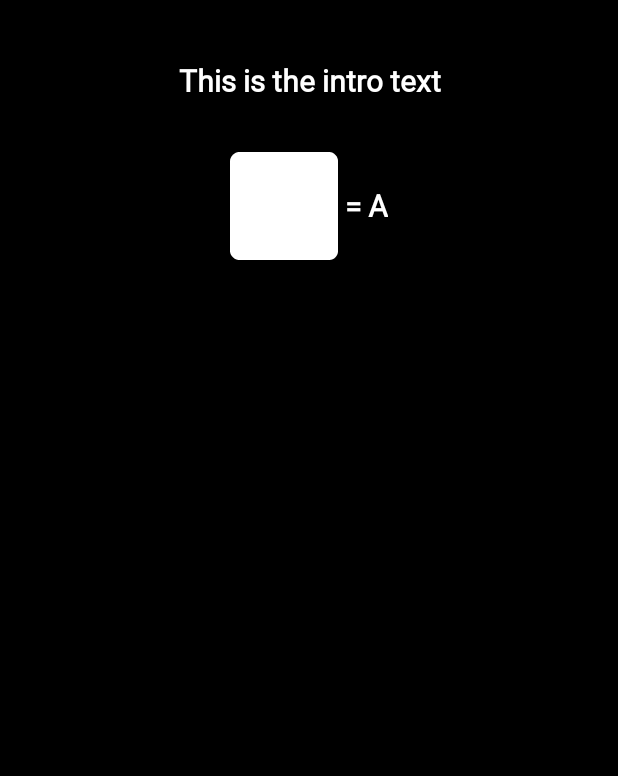
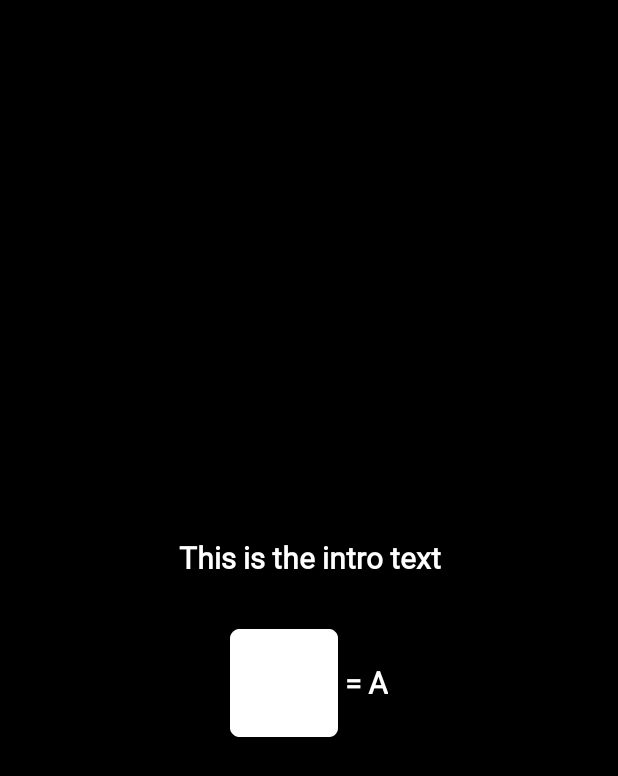
Before and after one commit to CodeX-SFIT/AIApocalypse, an Android app: the Puzzle3Activity screen opened directly, with no data from a screen before it, on a phone screen of 412 x 824 dp. Shown: the top 776 px of the screen. Run offline under Robolectric (Android 15) with nearby library versions, the phone set to English and light mode, and no system bars; Roboto replaces fonts that are not available here.

Commit message:
minor layout changes

```diff
--- a/app/src/main/res/layout/activity_intro.xml
+++ b/app/src/main/res/layout/activity_intro.xml
@@ -19,7 +19,7 @@
 		android:gravity="center"
 		android:text="@string/intro_text"
 		android:textColor="#fff"
-		android:textSize="19sp"/>
+		android:textSize="22sp"/>
 
 	<RelativeLayout
 		android:layout_width="match_parent"
--- a/app/src/main/res/layout/puzzle_3.xml
+++ b/app/src/main/res/layout/puzzle_3.xml
@@ -5,6 +5,13 @@
 	android:background="#000"
 	android:animateLayoutChanges="true">
 
+	<LinearLayout
+		android:layout_width="match_parent"
+		android:layout_height="match_parent"
+		android:orientation="vertical"
+		android:layout_alignParentTop="true"
+		android:layout_centerInParent="true"
+		android:gravity="center">
 	<TextView
 		android:layout_width="match_parent"
 		android:layout_height="wrap_content"
@@ -44,6 +51,7 @@
 			android:fontFamily="@font/segoeui"
 			android:textStyle="bold"
 			android:textColor="#FFF"/>
+	</LinearLayout>
 
 
 	</LinearLayout>
```
Also changed, not shown: app/src/main/java/com/stacks/aiapocalypse/IntroActivity.java (+11 -3 lines), 1 other file.
